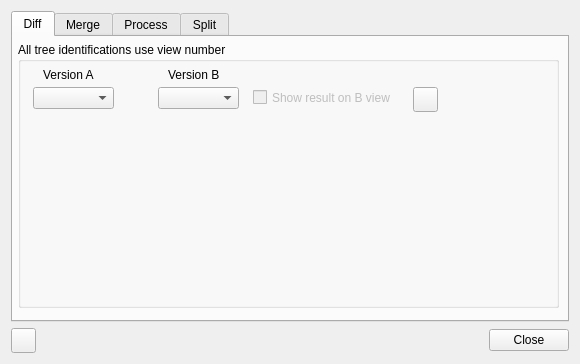
The window that CGNS/NAV/T/Q7ToolsWindow.ui (pyCGNS/pyCGNS) describes before a commit, drawn with Qt 5.
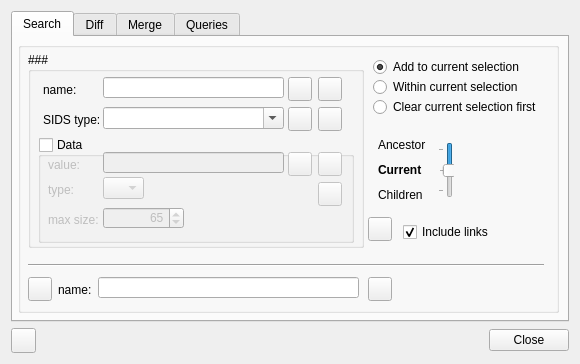
The same window after the commit. Icons and pictures are not drawn. Custom widgets are drawn as their Qt base class.

```diff
--- a/CGNS/NAV/T/Q7ToolsWindow.ui
+++ b/CGNS/NAV/T/Q7ToolsWindow.ui
@@ -49,6 +49,688 @@
        <property name="currentIndex">
         <number>0</number>
        </property>
+       <widget class="QWidget" name="search">
+        <attribute name="title">
+         <string>Search</string>
+        </attribute>
+        <widget class="QWidget" name="verticalLayoutWidget">
+         <property name="geometry">
+          <rect>
+           <x>5</x>
+           <y>5</y>
+           <width>541</width>
+           <height>271</height>
+          </rect>
+         </property>
+         <layout class="QVBoxLayout" name="verticalLayout_2">
+          <item>
+           <widget class="QGroupBox" name="groupBox">
+            <property name="sizePolicy">
+             <sizepolicy hsizetype="Preferred" vsizetype="Minimum">
+              <horstretch>0</horstretch>
+              <verstretch>0</verstretch>
+             </sizepolicy>
+            </property>
+            <property name="title">
+             <string/>
+            </property>
+            <widget class="QPushButton" name="bSaveAsQuery">
+             <property name="geometry">
+              <rect>
+               <x>350</x>
+               <y>235</y>
+               <width>24</width>
+               <height>24</height>
+              </rect>
+             </property>
+             <property name="minimumSize">
+              <size>
+               <width>24</width>
+               <height>24</height>
+              </size>
+             </property>
+             <property name="maximumSize">
+              <size>
+               <width>24</width>
+               <height>24</height>
+              </size>
+             </property>
+             <property name="toolTip">
+              <string>Save as a query</string>
+             </property>
+             <property name="text">
+              <string/>
+             </property>
+             <property name="icon">
+              <iconset resource="../R/Res.qrc">
+               <normaloff>:/images/icons/operate-save.png</normaloff>:/images/icons/operate-save.png</iconset>
+             </property>
+            </widget>
+            <widget class="QLineEdit" name="eSaveAsQuery">
+             <property name="geometry">
+              <rect>
+               <x>80</x>
+               <y>235</y>
+               <width>261</width>
+               <height>21</height>
+              </rect>
+             </property>
+            </widget>
+            <widget class="QSlider" name="sLevel">
+             <property name="geometry">
+              <rect>
+               <x>420</x>
+               <y>100</y>
+               <width>16</width>
+               <height>56</height>
+              </rect>
+             </property>
+             <property name="maximum">
+              <number>2</number>
+             </property>
+             <property name="sliderPosition">
+              <number>1</number>
+             </property>
+             <property name="orientation">
+              <enum>Qt::Vertical</enum>
+             </property>
+             <property name="invertedAppearance">
+              <bool>true</bool>
+             </property>
+             <property name="invertedControls">
+              <bool>true</bool>
+             </property>
+             <property name="tickPosition">
+              <enum>QSlider::TicksAbove</enum>
+             </property>
+            </widget>
+            <widget class="QLabel" name="label_7">
+             <property name="geometry">
+              <rect>
+               <x>360</x>
+               <y>95</y>
+               <width>53</width>
+               <height>15</height>
+              </rect>
+             </property>
+             <property name="text">
+              <string>Ancestor</string>
+             </property>
+            </widget>
+            <widget class="QLabel" name="label_8">
+             <property name="geometry">
+              <rect>
+               <x>360</x>
+               <y>120</y>
+               <width>53</width>
+               <height>15</height>
+              </rect>
+             </property>
+             <property name="font">
+              <font>
+               <weight>75</weight>
+               <bold>true</bold>
+              </font>
+             </property>
+             <property name="text">
+              <string>Current</string>
+             </property>
+            </widget>
+            <widget class="QLabel" name="label_14">
+             <property name="geometry">
+              <rect>
+               <x>360</x>
+               <y>145</y>
+               <width>53</width>
+               <height>15</height>
+              </rect>
+             </property>
+             <property name="text">
+              <string>Children</string>
+             </property>
+            </widget>
+            <widget class="QGroupBox" name="gCriteria">
+             <property name="geometry">
+              <rect>
+               <x>10</x>
+               <y>10</y>
+               <width>336</width>
+               <height>196</height>
+              </rect>
+             </property>
+             <property name="title">
+              <string>###</string>
+             </property>
+             <widget class="QLabel" name="label_9">
+              <property name="geometry">
+               <rect>
+                <x>15</x>
+                <y>30</y>
+                <width>76</width>
+                <height>16</height>
+               </rect>
+              </property>
+              <property name="text">
+               <string>name:</string>
+              </property>
+             </widget>
+             <widget class="QLineEdit" name="eName">
+              <property name="geometry">
+               <rect>
+                <x>75</x>
+                <y>25</y>
+                <width>181</width>
+                <height>21</height>
+               </rect>
+              </property>
+             </widget>
+             <widget class="QGroupBox" name="cDataCheck">
+              <property name="enabled">
+               <bool>true</bool>
+              </property>
+              <property name="geometry">
+               <rect>
+                <x>10</x>
+                <y>85</y>
+                <width>316</width>
+                <height>106</height>
+               </rect>
+              </property>
+              <property name="title">
+               <string>Data</string>
+              </property>
+              <property name="checkable">
+               <bool>true</bool>
+              </property>
+              <property name="checked">
+               <bool>false</bool>
+              </property>
+              <widget class="QComboBox" name="cDataType">
+               <property name="geometry">
+                <rect>
+                 <x>65</x>
+                 <y>40</y>
+                 <width>41</width>
+                 <height>22</height>
+                </rect>
+               </property>
+              </widget>
+              <widget class="QLabel" name="label_11">
+               <property name="geometry">
+                <rect>
+                 <x>10</x>
+                 <y>45</y>
+                 <width>76</width>
+                 <height>16</height>
+                </rect>
+               </property>
+               <property name="text">
+                <string>type:</string>
+               </property>
+              </widget>
+              <widget class="QLabel" name="label_12">
+               <property name="geometry">
+                <rect>
+                 <x>10</x>
+                 <y>75</y>
+                 <width>76</width>
+                 <height>16</height>
+                </rect>
+               </property>
+               <property name="text">
+                <string>max size:</string>
+               </property>
+              </widget>
+              <widget class="QLineEdit" name="eValue">
+               <property name="geometry">
+                <rect>
+                 <x>65</x>
+                 <y>15</y>
+                 <width>181</width>
+                 <height>21</height>
+                </rect>
+               </property>
+              </widget>
+              <widget class="QLabel" name="label_13">
+               <property name="geometry">
+                <rect>
+                 <x>10</x>
+                 <y>20</y>
+                 <width>76</width>
+                 <height>16</height>
+                </rect>
+               </property>
+               <property name="text">
+                <string>value:</string>
+               </property>
+              </widget>
+              <widget class="QSpinBox" name="eMaxSize">
+               <property name="geometry">
+                <rect>
+                 <x>65</x>
+                 <y>70</y>
+                 <width>81</width>
+                 <height>22</height>
+                </rect>
+               </property>
+               <property name="alignment">
+                <set>Qt::AlignRight|Qt::AlignTrailing|Qt::AlignVCenter</set>
+               </property>
+               <property name="value">
+                <number>65</number>
+               </property>
+              </widget>
+              <widget class="QPushButton" name="cRegexpValue">
+               <property name="geometry">
+                <rect>
+                 <x>250</x>
+                 <y>15</y>
+                 <width>24</width>
+                 <height>24</height>
+                </rect>
+               </property>
+               <property name="minimumSize">
+                <size>
+                 <width>24</width>
+                 <height>24</height>
+                </size>
+               </property>
+               <property name="maximumSize">
+                <size>
+                 <width>24</width>
+                 <height>24</height>
+                </size>
+               </property>
+               <property name="text">
+                <string/>
+               </property>
+               <property name="icon">
+                <iconset resource="../R/Res.qrc">
+                 <normaloff>:/images/icons/regexp.png</normaloff>:/images/icons/regexp.png</iconset>
+               </property>
+               <property name="checkable">
+                <bool>true</bool>
+               </property>
+              </widget>
+              <widget class="QPushButton" name="cNotValue">
+               <property name="geometry">
+                <rect>
+                 <x>280</x>
+                 <y>15</y>
+                 <width>24</width>
+                 <height>24</height>
+                </rect>
+               </property>
+               <property name="minimumSize">
+                <size>
+                 <width>24</width>
+                 <height>24</height>
+                </size>
+               </property>
+               <property name="maximumSize">
+                <size>
+                 <width>24</width>
+                 <height>24</height>
+                </size>
+               </property>
+               <property name="text">
+                <string/>
+               </property>
+               <property name="icon">
+                <iconset resource="../R/Res.qrc">
+                 <normaloff>:/images/icons/delete.png</normaloff>:/images/icons/delete.png</iconset>
+               </property>
+               <property name="checkable">
+                <bool>true</bool>
+               </property>
+              </widget>
+              <widget class="QPushButton" name="cNotDataType">
+               <property name="geometry">
+                <rect>
+                 <x>280</x>
+                 <y>45</y>
+                 <width>24</width>
+                 <height>24</height>
+                </rect>
+               </property>
+               <property name="minimumSize">
+                <size>
+                 <width>24</width>
+                 <height>24</height>
+                </size>
+               </property>
+               <property name="maximumSize">
+                <size>
+                 <width>24</width>
+                 <height>24</height>
+                </size>
+               </property>
+               <property name="text">
+                <string/>
+               </property>
+               <property name="icon">
+                <iconset resource="../R/Res.qrc">
+                 <normaloff>:/images/icons/delete.png</normaloff>:/images/icons/delete.png</iconset>
+               </property>
+               <property name="checkable">
+                <bool>true</bool>
+               </property>
+              </widget>
+             </widget>
+             <widget class="QLabel" name="label_10">
+              <property name="geometry">
+               <rect>
+                <x>15</x>
+                <y>60</y>
+                <width>76</width>
+                <height>16</height>
+               </rect>
+              </property>
+              <property name="text">
+               <string>SIDS type:</string>
+              </property>
+             </widget>
+             <widget class="QComboBox" name="cSIDStype">
+              <property name="geometry">
+               <rect>
+                <x>75</x>
+                <y>55</y>
+                <width>181</width>
+                <height>22</height>
+               </rect>
+              </property>
+              <property name="editable">
+               <bool>true</bool>
+              </property>
+             </widget>
+             <widget class="QPushButton" name="cRegexpName">
+              <property name="geometry">
+               <rect>
+                <x>260</x>
+                <y>25</y>
+                <width>24</width>
+                <height>24</height>
+               </rect>
+              </property>
+              <property name="minimumSize">
+               <size>
+                <width>24</width>
+                <height>24</height>
+               </size>
+              </property>
+              <property name="maximumSize">
+               <size>
+                <width>24</width>
+                <height>24</height>
+               </size>
+              </property>
+              <property name="text">
+               <string/>
+              </property>
+              <property name="icon">
+               <iconset resource="../R/Res.qrc">
+                <normaloff>:/images/icons/regexp.png</normaloff>:/images/icons/regexp.png</iconset>
+              </property>
+              <property name="checkable">
+               <bool>true</bool>
+              </property>
+             </widget>
+             <widget class="QPushButton" name="cNotName">
+              <property name="geometry">
+               <rect>
+                <x>290</x>
+                <y>25</y>
+                <width>24</width>
+                <height>24</height>
+               </rect>
+              </property>
+              <property name="minimumSize">
+               <size>
+                <width>24</width>
+                <height>24</height>
+               </size>
+              </property>
+              <property name="maximumSize">
+               <size>
+                <width>24</width>
+                <height>24</height>
+               </size>
+              </property>
+              <property name="text">
+               <string/>
+              </property>
+              <property name="icon">
+               <iconset resource="../R/Res.qrc">
+                <normaloff>:/images/icons/delete.png</normaloff>:/images/icons/delete.png</iconset>
+              </property>
+              <property name="checkable">
+               <bool>true</bool>
+              </property>
+             </widget>
+             <widget class="QPushButton" name="cRegexpSIDStype">
+              <property name="geometry">
+               <rect>
+                <x>260</x>
+                <y>55</y>
+                <width>24</width>
+                <height>24</height>
+               </rect>
+              </property>
+              <property name="minimumSize">
+               <size>
+                <width>24</width>
+                <height>24</height>
+               </size>
+              </property>
+              <property name="maximumSize">
+               <size>
+                <width>24</width>
+                <height>24</height>
+               </size>
+              </property>
+              <property name="text">
+               <string/>
+              </property>
+              <property name="icon">
+               <iconset resource="../R/Res.qrc">
+                <normaloff>:/images/icons/regexp.png</normaloff>:/images/icons/regexp.png</iconset>
+              </property>
+              <property name="checkable">
+               <bool>true</bool>
+              </property>
+             </widget>
+             <widget class="QPushButton" name="cNotSIDStype">
+              <property name="geometry">
+               <rect>
+                <x>290</x>
+                <y>55</y>
+                <width>24</width>
+                <height>24</height>
+               </rect>
+              </property>
+              <property name="minimumSize">
+               <size>
+                <width>24</width>
+                <height>24</height>
+               </size>
+              </property>
+              <property name="maximumSize">
+               <size>
+                <width>24</width>
+                <height>24</height>
+               </size>
+              </property>
+              <property name="text">
+               <string/>
+              </property>
+              <property name="icon">
+               <iconset resource="../R/Res.qrc">
+                <normaloff>:/images/icons/delete.png</normaloff>:/images/icons/delete.png</iconset>
+              </property>
+              <property name="checkable">
+               <bool>true</bool>
+              </property>
+             </widget>
+            </widget>
+            <widget class="QRadioButton" name="rAddToCurrent">
+             <property name="geometry">
+              <rect>
+               <x>355</x>
+               <y>15</y>
+               <width>176</width>
+               <height>20</height>
+              </rect>
+             </property>
+             <property name="text">
+              <string>Add to current selection</string>
+             </property>
+             <property name="checked">
+              <bool>true</bool>
+             </property>
+            </widget>
+            <widget class="QRadioButton" name="rClearCurrent">
+             <property name="geometry">
+              <rect>
+               <x>355</x>
+               <y>55</y>
+               <width>171</width>
+               <height>20</height>
+              </rect>
+             </property>
+             <property name="text">
+              <string>Clear current selection first</string>
+             </property>
+            </widget>
+            <widget class="QRadioButton" name="rWithinCurrent">
+             <property name="geometry">
+              <rect>
+               <x>355</x>
+               <y>35</y>
+               <width>156</width>
+               <height>20</height>
+              </rect>
+             </property>
+             <property name="text">
+              <string>Within current selection</string>
+             </property>
+            </widget>
+            <widget class="QPushButton" name="bRunSearch">
+             <property name="geometry">
+              <rect>
+               <x>350</x>
+               <y>175</y>
+               <width>24</width>
+               <height>24</height>
+              </rect>
+             </property>
+             <property name="minimumSize">
+              <size>
+               <width>24</width>
+               <height>24</height>
+              </size>
+             </property>
+             <property name="maximumSize">
+              <size>
+               <width>24</width>
+               <height>24</height>
+              </size>
+             </property>
+             <property name="toolTip">
+              <string>Run current selection criteria</string>
+             </property>
+             <property name="text">
+              <string/>
+             </property>
+             <property name="icon">
+              <iconset resource="../R/Res.qrc">
+               <normaloff>:/images/icons/operate-execute.gif</normaloff>:/images/icons/operate-execute.gif</iconset>
+             </property>
+            </widget>
+            <widget class="Line" name="line">
+             <property name="geometry">
+              <rect>
+               <x>10</x>
+               <y>215</y>
+               <width>516</width>
+               <height>16</height>
+              </rect>
+             </property>
+             <property name="orientation">
+              <enum>Qt::Horizontal</enum>
+             </property>
+            </widget>
+            <widget class="QLabel" name="label_19">
+             <property name="geometry">
+              <rect>
+               <x>40</x>
+               <y>240</y>
+               <width>53</width>
+               <height>15</height>
+              </rect>
+             </property>
+             <property name="text">
+              <string>name:</string>
+             </property>
+            </widget>
+            <widget class="QPushButton" name="bFindQuery">
+             <property name="geometry">
+              <rect>
+               <x>10</x>
+               <y>235</y>
+               <width>24</width>
+               <height>24</height>
+              </rect>
+             </property>
+             <property name="sizePolicy">
+              <sizepolicy hsizetype="Minimum" vsizetype="Fixed">
+               <horstretch>24</horstretch>
+               <verstretch>24</verstretch>
+              </sizepolicy>
+             </property>
+             <property name="minimumSize">
+              <size>
+               <width>24</width>
+               <height>24</height>
+              </size>
+             </property>
+             <property name="maximumSize">
+              <size>
+               <width>24</width>
+               <height>24</height>
+              </size>
+             </property>
+             <property name="toolTip">
+              <string>Load search query with this name</string>
+             </property>
+             <property name="text">
+              <string/>
+             </property>
+             <property name="icon">
+              <iconset resource="../R/Res.qrc">
+               <normaloff>:/images/icons/zoompoint.png</normaloff>:/images/icons/zoompoint.png</iconset>
+             </property>
+            </widget>
+            <widget class="QCheckBox" name="eWithLinks">
+             <property name="geometry">
+              <rect>
+               <x>385</x>
+               <y>180</y>
+               <width>111</width>
+               <height>20</height>
+              </rect>
+             </property>
+             <property name="text">
+              <string>Include links</string>
+             </property>
+             <property name="checked">
+              <bool>true</bool>
+             </property>
+            </widget>
+           </widget>
+          </item>
+         </layout>
+        </widget>
+       </widget>
        <widget class="QWidget" name="diff">
         <attribute name="title">
          <string>Diff</string>
@@ -175,6 +857,9 @@
          <string>Merge</string>
         </attribute>
         <widget class="QGroupBox" name="gdiff_2">
+         <property name="enabled">
+          <bool>false</bool>
+         </property>
          <property name="geometry">
           <rect>
            <x>5</x>
@@ -373,7 +1058,7 @@
           </property>
           <widget class="QComboBox" name="cTreeAncestor">
            <property name="enabled">
-            <bool>true</bool>
+            <bool>false</bool>
            </property>
            <property name="geometry">
             <rect>
@@ -426,356 +1111,158 @@
          </widget>
         </widget>
        </widget>
-       <widget class="QWidget" name="process">
+       <widget class="QWidget" name="Queries">
         <attribute name="title">
-         <string>Process</string>
+         <string>Queries</string>
         </attribute>
-        <widget class="QWidget" name="verticalLayoutWidget">
+        <widget class="QLabel" name="label_15">
          <property name="geometry">
           <rect>
-           <x>5</x>
-           <y>5</y>
-           <width>541</width>
-           <height>271</height>
+           <x>25</x>
+           <y>25</y>
+           <width>37</width>
+           <height>25</height>
           </rect>
          </property>
-         <layout class="QVBoxLayout" name="verticalLayout_2">
-          <item>
-           <widget class="QGroupBox" name="groupBox">
-            <property name="sizePolicy">
-             <sizepolicy hsizetype="Preferred" vsizetype="Minimum">
-              <horstretch>0</horstretch>
-              <verstretch>0</verstretch>
-             </sizepolicy>
-            </property>
-            <property name="title">
-             <string/>
-            </property>
-            <widget class="QComboBox" name="cProcess">
-             <property name="geometry">
-              <rect>
-               <x>75</x>
-               <y>5</y>
-               <width>416</width>
-               <height>22</height>
-              </rect>
-             </property>
-            </widget>
-            <widget class="QPushButton" name="bFileProcess">
-             <property name="geometry">
-              <rect>
-               <x>500</x>
-               <y>5</y>
-               <width>25</width>
-               <height>25</height>
-              </rect>
-             </property>
-             <property name="sizePolicy">
-              <sizepolicy hsizetype="Fixed" vsizetype="Fixed">
-               <horstretch>0</horstretch>
-               <verstretch>0</verstretch>
-              </sizepolicy>
-             </property>
-             <property name="minimumSize">
-              <size>
-               <width>25</width>
-               <height>25</height>
-              </size>
-             </property>
-             <property name="maximumSize">
-              <size>
-               <width>25</width>
-               <height>25</height>
-              </size>
-             </property>
-             <property name="toolTip">
-              <string>Open Form view on selected node</string>
-             </property>
-             <property name="text">
-              <string/>
-             </property>
-             <property name="icon">
-              <iconset resource="../R/Res.qrc">
-               <normaloff>:/images/icons/save.png</normaloff>:/images/icons/save.png</iconset>
-             </property>
-            </widget>
-            <widget class="QPushButton" name="bApply">
-             <property name="geometry">
-              <rect>
-               <x>25</x>
-               <y>230</y>
-               <width>25</width>
-               <height>25</height>
-              </rect>
-             </property>
-             <property name="minimumSize">
-              <size>
-               <width>25</width>
-               <height>25</height>
-              </size>
-             </property>
-             <property name="maximumSize">
-              <size>
-               <width>25</width>
-               <height>25</height>
-              </size>
-             </property>
-             <property name="toolTip">
-              <string>Run process</string>
-             </property>
-             <property name="text">
-              <string/>
-             </property>
-             <property name="icon">
-              <iconset resource="../R/Res.qrc">
-               <normaloff>:/images/icons/operate-execute.png</normaloff>:/images/icons/operate-execute.png</iconset>
-             </property>
-            </widget>
-            <widget class="QGroupBox" name="groupBox_2">
-             <property name="geometry">
-              <rect>
-               <x>5</x>
-               <y>30</y>
-               <width>120</width>
-               <height>91</height>
-              </rect>
-             </property>
-             <property name="title">
-              <string>Run on :</string>
-             </property>
-             <widget class="QRadioButton" name="rUser">
-              <property name="geometry">
-               <rect>
-                <x>5</x>
-                <y>15</y>
-                <width>94</width>
-                <height>21</height>
-               </rect>
-              </property>
-              <property name="text">
-               <string>User args</string>
-              </property>
-             </widget>
-             <widget class="QRadioButton" name="rSelection">
-              <property name="geometry">
-               <rect>
-                <x>5</x>
-                <y>35</y>
-                <width>94</width>
-                <height>21</height>
-               </rect>
-              </property>
-              <property name="text">
-               <string>Selection list</string>
-              </property>
-             </widget>
-             <widget class="QRadioButton" name="rTree">
-              <property name="geometry">
-               <rect>
-                <x>5</x>
-                <y>55</y>
-                <width>94</width>
-                <height>21</height>
-               </rect>
-              </property>
-              <property name="text">
-               <string>Whole tree</string>
-              </property>
-             </widget>
-            </widget>
-            <widget class="QLabel" name="label_4">
-             <property name="geometry">
-              <rect>
-               <x>10</x>
-               <y>5</y>
-               <width>58</width>
-               <height>16</height>
-              </rect>
-             </property>
-             <property name="text">
-              <string>Process:</string>
-             </property>
-            </widget>
-            <widget class="QGroupBox" name="groupBox_3">
-             <property name="geometry">
-              <rect>
-               <x>75</x>
-               <y>120</y>
-               <width>456</width>
-               <height>146</height>
-              </rect>
-             </property>
-             <property name="title">
-              <string>Args:</string>
-             </property>
-             <widget class="Q7PythonEditor" name="eText">
-              <property name="geometry">
-               <rect>
-                <x>5</x>
-                <y>20</y>
-                <width>441</width>
-                <height>116</height>
-               </rect>
-              </property>
-             </widget>
-            </widget>
-            <widget class="QGroupBox" name="groupBox_4">
-             <property name="geometry">
-              <rect>
-               <x>130</x>
-               <y>30</y>
-               <width>401</width>
-               <height>91</height>
-              </rect>
-             </property>
-             <property name="title">
-              <string>System :</string>
-             </property>
-             <widget class="QCheckBox" name="cAsynchroneous">
-              <property name="geometry">
-               <rect>
-                <x>10</x>
-                <y>15</y>
-                <width>116</width>
-                <height>21</height>
-               </rect>
-              </property>
-              <property name="text">
-               <string>Asynchroneous</string>
-              </property>
-             </widget>
-             <widget class="QCheckBox" name="rDir">
-              <property name="geometry">
-               <rect>
-                <x>10</x>
-                <y>40</y>
-                <width>86</width>
-                <height>21</height>
-               </rect>
-              </property>
-              <property name="text">
-               <string>Run in dir:</string>
-              </property>
-             </widget>
-             <widget class="QLineEdit" name="eDir">
-              <property name="geometry">
-               <rect>
-                <x>95</x>
-                <y>35</y>
-                <width>266</width>
-                <height>22</height>
-               </rect>
-              </property>
-             </widget>
-             <widget class="QCheckBox" name="rLog">
-              <property name="geometry">
-               <rect>
-                <x>10</x>
-                <y>65</y>
-                <width>86</width>
-                <height>21</height>
-               </rect>
-              </property>
-              <property name="text">
-               <string>Log file:</string>
-              </property>
-             </widget>
-             <widget class="QLineEdit" name="eLog">
-              <property name="geometry">
-               <rect>
-                <x>95</x>
-                <y>60</y>
-                <width>266</width>
-                <height>22</height>
-               </rect>
-              </property>
-             </widget>
-             <widget class="QPushButton" name="bFileDir">
-              <property name="geometry">
-               <rect>
-                <x>365</x>
-                <y>30</y>
-                <width>25</width>
-                <height>25</height>
-               </rect>
-              </property>
-              <property name="sizePolicy">
-               <sizepolicy hsizetype="Fixed" vsizetype="Fixed">
-                <horstretch>0</horstretch>
-                <verstretch>0</verstretch>
-               </sizepolicy>
-              </property>
-              <property name="minimumSize">
-               <size>
-                <width>25</width>
-                <height>25</height>
-               </size>
-              </property>
-              <property name="maximumSize">
-               <size>
-                <width>25</width>
-                <height>25</height>
-               </size>
-              </property>
-              <property name="toolTip">
-               <string>Open Form view on selected node</string>
-              </property>
-              <property name="text">
-               <string/>
-              </property>
-              <property name="icon">
-               <iconset resource="../R/Res.qrc">
-                <normaloff>:/images/icons/save.png</normaloff>:/images/icons/save.png</iconset>
-              </property>
-             </widget>
-             <widget class="QPushButton" name="bFileLog">
-              <property name="geometry">
-               <rect>
-                <x>365</x>
-                <y>60</y>
-                <width>25</width>
-                <height>25</height>
-               </rect>
-              </property>
-              <property name="sizePolicy">
-               <sizepolicy hsizetype="Fixed" vsizetype="Fixed">
-                <horstretch>0</horstretch>
-                <verstretch>0</verstretch>
-               </sizepolicy>
-              </property>
-              <property name="minimumSize">
-               <size>
-                <width>25</width>
-                <height>25</height>
-               </size>
-              </property>
-              <property name="maximumSize">
-               <size>
-                <width>25</width>
-                <height>25</height>
-               </size>
-              </property>
-              <property name="toolTip">
-               <string>Open Form view on selected node</string>
-              </property>
-              <property name="text">
-               <string/>
-              </property>
-              <property name="icon">
-               <iconset resource="../R/Res.qrc">
-                <normaloff>:/images/icons/save.png</normaloff>:/images/icons/save.png</iconset>
-              </property>
-             </widget>
-            </widget>
-           </widget>
-          </item>
-         </layout>
+         <property name="text">
+          <string>Group:</string>
+         </property>
         </widget>
-       </widget>
-       <widget class="QWidget" name="split">
-        <attribute name="title">
-         <string>Split</string>
-        </attribute>
+        <widget class="QComboBox" name="cGroup">
+         <property name="enabled">
+          <bool>true</bool>
+         </property>
+         <property name="geometry">
+          <rect>
+           <x>80</x>
+           <y>25</y>
+           <width>74</width>
+           <height>21</height>
+          </rect>
+         </property>
+        </widget>
+        <widget class="QLabel" name="label_16">
+         <property name="geometry">
+          <rect>
+           <x>25</x>
+           <y>55</y>
+           <width>36</width>
+           <height>25</height>
+          </rect>
+         </property>
+         <property name="text">
+          <string>Query:</string>
+         </property>
+        </widget>
+        <widget class="QComboBox" name="cQuery">
+         <property name="geometry">
+          <rect>
+           <x>80</x>
+           <y>55</y>
+           <width>378</width>
+           <height>21</height>
+          </rect>
+         </property>
+         <property name="sizePolicy">
+          <sizepolicy hsizetype="Expanding" vsizetype="Fixed">
+           <horstretch>0</horstretch>
+           <verstretch>0</verstretch>
+          </sizepolicy>
+         </property>
+        </widget>
+        <widget class="QPushButton" name="bOperateDoc">
+         <property name="geometry">
+          <rect>
+           <x>465</x>
+           <y>55</y>
+           <width>25</width>
+           <height>25</height>
+          </rect>
+         </property>
+         <property name="minimumSize">
+          <size>
+           <width>25</width>
+           <height>25</height>
+          </size>
+         </property>
+         <property name="maximumSize">
+          <size>
+           <width>25</width>
+           <height>25</height>
+          </size>
+         </property>
+         <property name="toolTip">
+          <string>Show Query doc</string>
+         </property>
+         <property name="text">
+          <string/>
+         </property>
+         <property name="icon">
+          <iconset resource="../R/Res.qrc">
+           <normaloff>:/images/icons/operate-doc.png</normaloff>:/images/icons/operate-doc.png</iconset>
+         </property>
+        </widget>
+        <widget class="QLabel" name="label_17">
+         <property name="geometry">
+          <rect>
+           <x>30</x>
+           <y>85</y>
+           <width>28</width>
+           <height>25</height>
+          </rect>
+         </property>
+         <property name="text">
+          <string>Args:</string>
+         </property>
+        </widget>
+        <widget class="QLineEdit" name="eUserVariable">
+         <property name="geometry">
+          <rect>
+           <x>80</x>
+           <y>85</y>
+           <width>306</width>
+           <height>21</height>
+          </rect>
+         </property>
+         <property name="sizePolicy">
+          <sizepolicy hsizetype="Expanding" vsizetype="Fixed">
+           <horstretch>0</horstretch>
+           <verstretch>0</verstretch>
+          </sizepolicy>
+         </property>
+        </widget>
+        <widget class="QPushButton" name="bApply">
+         <property name="geometry">
+          <rect>
+           <x>505</x>
+           <y>245</y>
+           <width>25</width>
+           <height>25</height>
+          </rect>
+         </property>
+         <property name="minimumSize">
+          <size>
+           <width>25</width>
+           <height>25</height>
+          </size>
+         </property>
+         <property name="maximumSize">
+          <size>
+           <width>25</width>
+           <height>25</height>
+          </size>
+         </property>
+         <property name="toolTip">
+          <string>Run Query</string>
+         </property>
+         <property name="text">
+          <string/>
+         </property>
+         <property name="icon">
+          <iconset resource="../R/Res.qrc">
+           <normaloff>:/images/icons/operate-execute.png</normaloff>:/images/icons/operate-execute.png</iconset>
+         </property>
+        </widget>
        </widget>
       </widget>
      </item>
@@ -830,13 +1317,6 @@
    </item>
   </layout>
  </widget>
- <customwidgets>
-  <customwidget>
-   <class>Q7PythonEditor</class>
-   <extends>QPlainTextEdit</extends>
-   <header>CGNS.NAV.weditors</header>
-  </customwidget>
- </customwidgets>
  <resources>
   <include location="../R/Res.qrc"/>
   <include location="../R/Res.qrc"/>
```
Left out of the diff: 1 changed line with no effect on the pictures.
